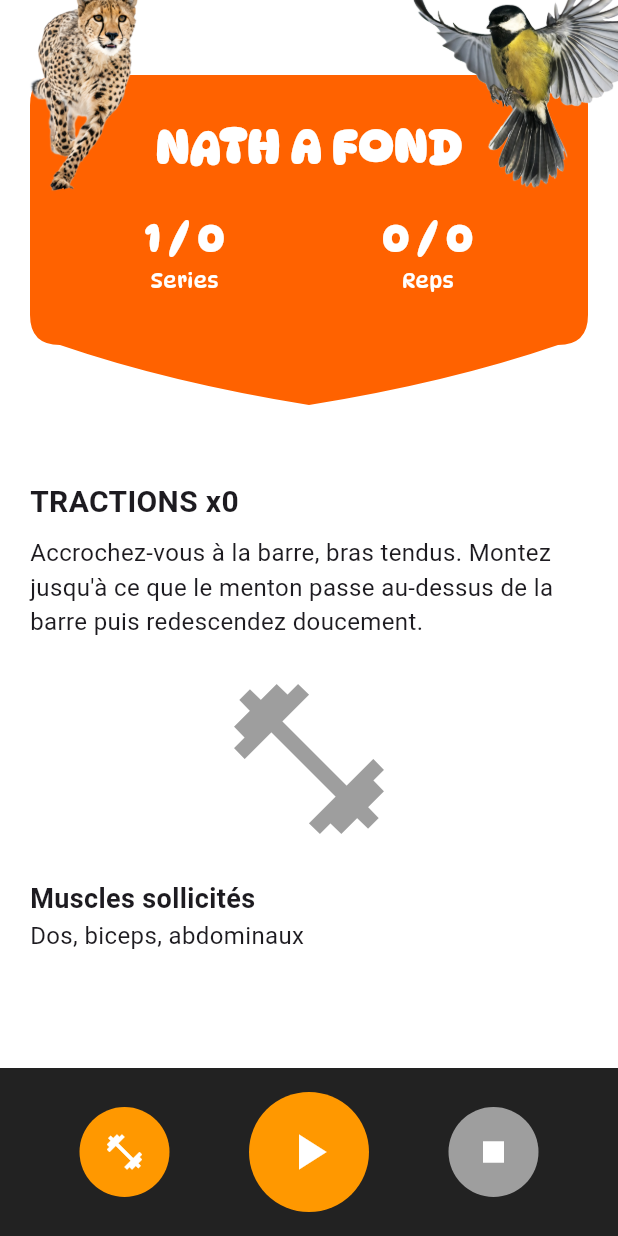
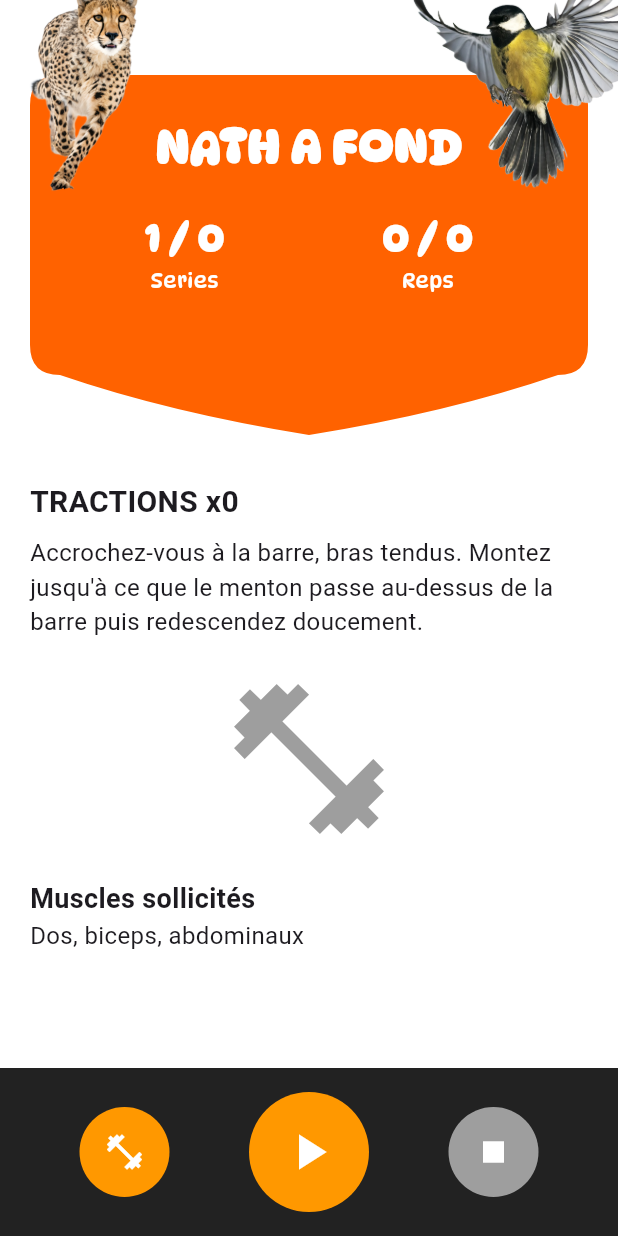
Before and after one commit to Louen12/natation, a Flutter app: the TractionPage screen opened directly with empty values, on a phone screen of 412 x 824 dp. Run offline on Flutter 3.47's test engine with Material 3 defaults, Android fonts, the phone set to English and light mode, and no system bars; our stand-ins replace flutter_map, flutter_tts, latlong2, sensors_plus.

Commit message:
mod card + result race

```diff
--- a/lib/screens/tjtq_result_race.dart
+++ b/lib/screens/tjtq_result_race.dart
@@ -50,10 +50,11 @@ class RunResultPage extends StatelessWidget {
               runSession: runSession,
               // time:
               //     "${runSession.elapsed.inMinutes.remainder(60).toString().padLeft(2, '0')}:${(runSession.elapsed.inSeconds.remainder(60)).toString().padLeft(2, '0')}",
-              // bestTime: "Objectif: ${runSession.maxDurationSeconds ~/ 60}:${(runSession.maxDurationSeconds % 60).toString().padLeft(2, '0')}",
+              // bestTime:
+              //     "Objectif: ${runSession.maxDurationSeconds ~/ 60}:${(runSession.maxDurationSeconds % 60).toString().padLeft(2, '0')}",
               // repetitions: 1,
-              // leftImage: "assets/cheetah.png",
-              // rightImage: "assets/bird.png",
+              leftImage: "assets/images/guepard.png",
+              rightImage: "assets/images/mesange.png",
             ),
           ),
         ],
--- a/lib/widgets/tjtq_card.dart
+++ b/lib/widgets/tjtq_card.dart
@@ -1,7 +1,10 @@
 import 'package:flutter/material.dart';
 import 'package:natation/models/run_session.dart';
 
+/// Carte d'affichage pour un exercice ou une session de course.
+/// Commentaires légers pour expliquer les parties principales.
 class ExerciseCard extends StatelessWidget {
+  // Données optionnelles: session de course ou paramètres d'exercice
   final RunSession? runSession;
   final String title;
   final String? bestTime;
@@ -39,16 +42,17 @@ class ExerciseCard extends StatelessWidget {
       child: Stack(
         clipBehavior: Clip.none,
         children: [
-          // Carte avec ClipPath
+          // Carte principale découpée avec un clipper personnalisé
           ClipPath(
             clipper: ExerciseCardClipper(),
             child: Container(
               padding: const EdgeInsets.all(24),
-              height: 220,
+              height: 240,
               decoration: BoxDecoration(color: backgroundColor),
               child: Column(
                 mainAxisSize: MainAxisSize.min,
                 children: [
+                  // Titre de la carte
                   Text(
                     title,
                     style: const TextStyle(
@@ -59,14 +63,17 @@ class ExerciseCard extends StatelessWidget {
                     ),
                   ),
                   const SizedBox(height: 20),
+
+                  /// Si c’est une session de course, on affiche les stats de course
+                  if (runSession != null) ...[
                     Row(
                       mainAxisAlignment: MainAxisAlignment.spaceAround,
                       children: [
-                  if (bestTime != null)
+                        // Distance parcourue en km
                         Column(
                           children: [
                             Text(
-                          bestTime!,
+                              "${runSession!.distanceKm.toStringAsFixed(2)} km",
                               style: const TextStyle(
                                 fontSize: 26,
                                 fontWeight: FontWeight.bold,
@@ -75,7 +82,7 @@ class ExerciseCard extends StatelessWidget {
                               ),
                             ),
                             const Text(
-                          "Best Time",
+                              "Distance",
                               style: TextStyle(
                                 color: Colors.white,
                                 fontFamily: 'DynaPuff',
@@ -83,11 +90,11 @@ class ExerciseCard extends StatelessWidget {
                             ),
                           ],
                         ),
-                  if (time != null)
+                        // Temps écoulé format mm:ss
                         Column(
                           children: [
                             Text(
-                          time!,
+                              "${runSession!.elapsed.inMinutes.remainder(60).toString().padLeft(2, '0')}:${(runSession!.elapsed.inSeconds.remainder(60)).toString().padLeft(2, '0')}",
                               style: const TextStyle(
                                 fontSize: 26,
                                 fontWeight: FontWeight.bold,
@@ -96,72 +103,72 @@ class ExerciseCard extends StatelessWidget {
                               ),
                             ),
                             const Text(
-                          "Time",
-                          style: TextStyle(color: Colors.white , fontFamily: 'DynaPuff'),
-                        ),
-                      ],
-                    ),
-                  if (series != null)
-                    Column(
-                      children: [
-                        Text(
-                          "$series / $totalSeries",
-                          style: const TextStyle(
-                            fontSize: 26,
-                            fontWeight: FontWeight.bold,
+                              "Temps",
+                              style: TextStyle(
                                 color: Colors.white,
                                 fontFamily: 'DynaPuff',
                               ),
                             ),
-                        const Text(
-                          "Series",
-                          style: TextStyle(color: Colors.white, fontFamily: 'DynaPuff'),
-                        ),
                           ],
                         ),
-                  if (repos != 0)
+                        // Indicateur de réussite de l'objectif
                         Column(
                           children: [
-                        Text(
-                          "$repos",
-                          style: const TextStyle(
-                            fontSize: 26,
-                            fontWeight: FontWeight.bold,
+                            Icon(
+                              runSession!.success
+                                  ? Icons.check_circle
+                                  : Icons.cancel,
+                              color: const Color.fromARGB(255, 255, 255, 255),
+                              size: 36,
+                            ),
+                            const Text(
+                              "Objectif",
+                              style: TextStyle(
                                 color: Colors.white,
                                 fontFamily: 'DynaPuff',
                               ),
-                        ),
-                        const Text(
-                          "Repos",
-                          style: TextStyle(color: Colors.white, fontFamily: 'DynaPuff'),
-                        ),
-                      ],
-                    ),
-                  if (repetitions != null)
-                    Column(
-                      children: [
-                        Text(
-                          "$repetitions / $totalRepetitions",
-                          style: const TextStyle(
-                            fontSize: 26,
-                            fontWeight: FontWeight.bold,
-                            color: Colors.white,
-                            fontFamily: 'DynaPuff',
-                          ),
-                        ),
-                        const Text(
-                          "Reps",
-                          style: TextStyle(color: Colors.white, fontFamily: 'DynaPuff'),
                             ),
                           ],
                         ),
                       ],
                     ),
+                    const SizedBox(height: 10),
+                    // Description de l'objectif (distance + durée)
+                    Text(
+                      "Objectif : ${runSession!.plannedDistanceMeters / 1000} km en ${runSession!.maxDurationSeconds ~/ 60} min",
+                      style: const TextStyle(
+                        fontSize: 16,
+                        color: Colors.white70,
+                        fontFamily: 'DynaPuff',
+                      ),
+                    ),
+                  ]
+                  /// Sinon on affiche les autres types d’exercices (réps, séries, temps...)
+                  else ...[
+                    Row(
+                      mainAxisAlignment: MainAxisAlignment.spaceAround,
+                      children: [
+                        if (bestTime != null)
+                          _buildColumn(bestTime!, "Best Time"),
+                        if (time != null) _buildColumn(time!, "Time"),
+                        if (series != null)
+                          _buildColumn("$series / $totalSeries", "Series"),
+                        if (repos != null && repos != 0)
+                          _buildColumn("$repos", "Repos"),
+                        if (repetitions != null)
+                          _buildColumn(
+                            "$repetitions / $totalRepetitions",
+                            "Reps",
+                          ),
+                      ],
+                    ),
+                  ],
                 ],
               ),
             ),
           ),
-          // Images qui débordent (devant la carte)
+
+          // Images décoratives positionnées en dehors de la carte
           if (leftImage != null)
             Positioned(
               top: -70,
@@ -178,55 +185,62 @@ class ExerciseCard extends StatelessWidget {
       ),
     );
   }
+
+  // Petit helper pour créer une colonne valeur + label
+  Widget _buildColumn(String value, String label) {
+    return Column(
+      children: [
+        Text(
+          value,
+          style: const TextStyle(
+            fontSize: 26,
+            fontWeight: FontWeight.bold,
+            color: Colors.white,
+            fontFamily: 'DynaPuff',
+          ),
+        ),
+        Text(
+          label,
+          style: const TextStyle(color: Colors.white, fontFamily: 'DynaPuff'),
+        ),
+      ],
+    );
+  }
 }
 
+/// Clipper personnalisé pour donner une forme arrondie et une encoche au bas
 class ExerciseCardClipper extends CustomClipper<Path> {
   @override
   Path getClip(Size size) {
     final path = Path();
     const radius = 20.0;
 
-
-    // Point de départ : coin supérieur gauche avec arrondi
+    // chemin du contour avec coins arrondis et une courbe centrale en bas
     path.moveTo(radius, 0);
-
-
-    // Côté supérieur droit avec arrondi
     path.lineTo(size.width - radius, 0);
     path.quadraticBezierTo(size.width, 0, size.width, radius);
-
-
-    // Côté droit jusqu'au coin inférieur droit avec arrondi
     path.lineTo(size.width, size.height - 40 - radius);
-    path.quadraticBezierTo(size.width, size.height - 40, size.width - radius, size.height - 40);
-
-    // Coin inférieur droit qui remonte vers le pic central
     path.quadraticBezierTo(
-      size.width * 0.75, // Point de contrôle horizontal
-      size.height - 15, // Point de contrôle vertical (remonte)
-      size.width * 0.5, // Point final au centre
-      size.height, // Hauteur finale (pic vers le bas)
+      size.width,
+      size.height - 40,
+      size.width - radius,
+      size.height - 40,
     );
-
-
-    // Coin inférieur gauche qui remonte vers le pic central
     path.quadraticBezierTo(
-      size.width * 0.25, // Point de contrôle horizontal
-      size.height - 15, // Point de contrôle vertical (remonte)
-      radius, // Point final au coin gauche (avec arrondi)
-      size.height - 40, // Hauteur finale (même proportion que le côté droit)
+      size.width * 0.75,
+      size.height - 15,
+      size.width * 0.5,
+      size.height,
     );
-
-
-    // Arrondi du coin inférieur gauche
+    path.quadraticBezierTo(
+      size.width * 0.25,
+      size.height - 15,
+      radius,
+      size.height - 40,
+    );
     path.quadraticBezierTo(0, size.height - 40, 0, size.height - 40 - radius);
-
-
-    // Côté gauche jusqu'au coin supérieur gauche avec arrondi
     path.lineTo(0, radius);
     path.quadraticBezierTo(0, 0, radius, 0);
-
-
     path.close();
     return path;
   }
```
Lines whose indentation alone changed are shown as unchanged.
